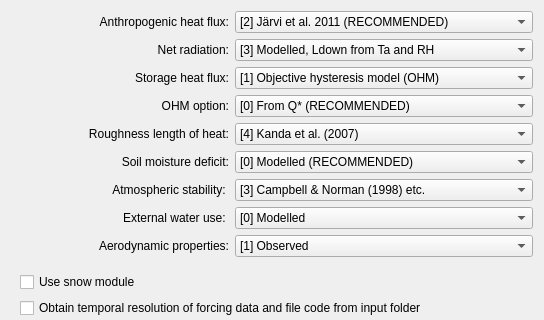
Qt form SUEWS/suews_dialog_base.ui (UMEP-dev/UMEP) before a commit; both pictures show x 0 to 544 and y 0 to 320 of the 544 by 560 pixel window.
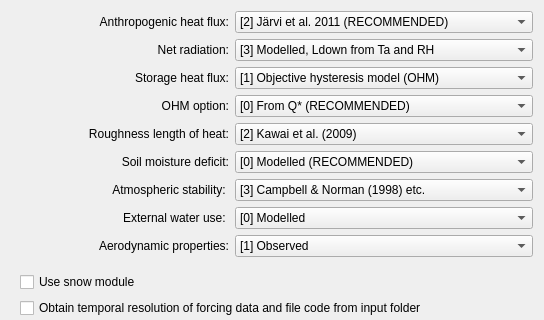
The same form after that commit.

What changed in the file:
```diff
--- a/SUEWS/suews_dialog_base.ui
+++ b/SUEWS/suews_dialog_base.ui
@@ -233,7 +233,7 @@
      <item>
       <widget class="QComboBox" name="comboBoxZ0">
        <property name="currentIndex">
-        <number>3</number>
+        <number>1</number>
        </property>
        <item>
         <property name="text">
```
